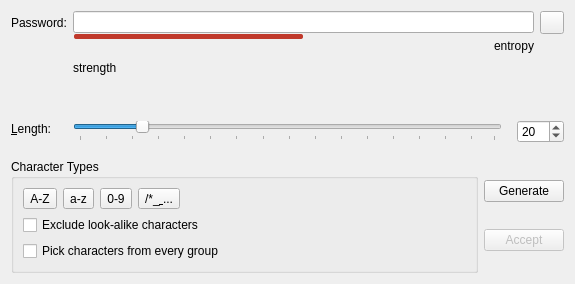
Above: src/gui/PasswordGeneratorWidget.ui from keepassxreboot/keepassxc before the change. Below: the same form after it.
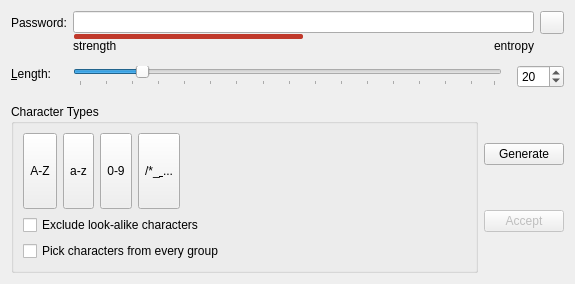
That is the form after the change. Custom widgets are drawn as their Qt base class.

Commit message: Change size policy of alphabet buttons to avoid tiny button sizes

Patch:
```diff
--- a/src/gui/PasswordGeneratorWidget.ui
+++ b/src/gui/PasswordGeneratorWidget.ui
@@ -247,9 +247,21 @@
        </property>
        <layout class="QVBoxLayout" name="verticalLayout">
         <item>
-         <layout class="QHBoxLayout" name="alphabetLayout">
+         <layout class="QHBoxLayout" name="alphabetLayout" stretch="0,0,0,0,1">
           <item>
            <widget class="QToolButton" name="checkBoxUpper">
+            <property name="sizePolicy">
+             <sizepolicy hsizetype="Preferred" vsizetype="MinimumExpanding">
+              <horstretch>0</horstretch>
+              <verstretch>0</verstretch>
+             </sizepolicy>
+            </property>
+            <property name="minimumSize">
+             <size>
+              <width>0</width>
+              <height>25</height>
+             </size>
+            </property>
             <property name="focusPolicy">
              <enum>Qt::StrongFocus</enum>
             </property>
@@ -269,6 +281,18 @@
           </item>
           <item>
            <widget class="QToolButton" name="checkBoxLower">
+            <property name="sizePolicy">
+             <sizepolicy hsizetype="Preferred" vsizetype="MinimumExpanding">
+              <horstretch>0</horstretch>
+              <verstretch>0</verstretch>
+             </sizepolicy>
+            </property>
+            <property name="minimumSize">
+             <size>
+              <width>0</width>
+              <height>25</height>
+             </size>
+            </property>
             <property name="focusPolicy">
              <enum>Qt::StrongFocus</enum>
             </property>
@@ -288,6 +312,18 @@
           </item>
           <item>
            <widget class="QToolButton" name="checkBoxNumbers">
+            <property name="sizePolicy">
+             <sizepolicy hsizetype="Preferred" vsizetype="MinimumExpanding">
+              <horstretch>0</horstretch>
+              <verstretch>0</verstretch>
+             </sizepolicy>
+            </property>
+            <property name="minimumSize">
+             <size>
+              <width>0</width>
+              <height>25</height>
+             </size>
+            </property>
             <property name="focusPolicy">
              <enum>Qt::StrongFocus</enum>
             </property>
@@ -307,6 +343,18 @@
           </item>
           <item>
            <widget class="QToolButton" name="checkBoxSpecialChars">
+            <property name="sizePolicy">
+             <sizepolicy hsizetype="Preferred" vsizetype="MinimumExpanding">
+              <horstretch>0</horstretch>
+              <verstretch>0</verstretch>
+             </sizepolicy>
+            </property>
+            <property name="minimumSize">
+             <size>
+              <width>0</width>
+              <height>25</height>
+             </size>
+            </property>
             <property name="focusPolicy">
              <enum>Qt::StrongFocus</enum>
             </property>
```
The commit also changes 3 other files.
